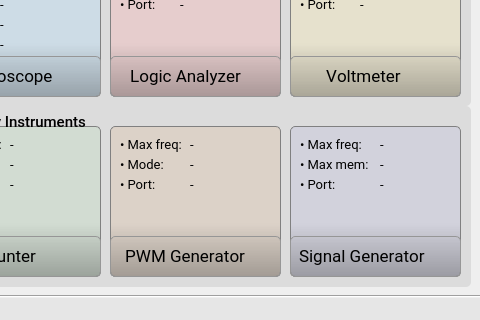
parezj/EMBO, file src/software-qt/EMBO/src/windows/window__main.ui: the form before one commit; both pictures show x 320 to 800 and y 276 to 596 of the 800 by 596 pixel window.
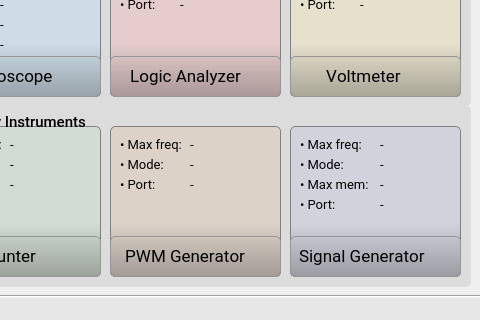
The form after the commit. Icons and pictures are not drawn.

```diff
--- a/src/software-qt/EMBO/src/windows/window__main.ui
+++ b/src/software-qt/EMBO/src/windows/window__main.ui
@@ -2051,7 +2051,7 @@
       <property name="geometry">
        <rect>
         <x>10</x>
-        <y>30</y>
+        <y>50</y>
         <width>71</width>
         <height>16</height>
        </rect>
@@ -2077,7 +2077,7 @@
       <property name="geometry">
        <rect>
         <x>10</x>
-        <y>50</y>
+        <y>70</y>
         <width>71</width>
         <height>16</height>
        </rect>
@@ -2103,7 +2103,7 @@
       <property name="geometry">
        <rect>
         <x>90</x>
-        <y>50</y>
+        <y>70</y>
         <width>71</width>
         <height>16</height>
        </rect>
@@ -2129,7 +2129,7 @@
       <property name="geometry">
        <rect>
         <x>90</x>
-        <y>30</y>
+        <y>50</y>
         <width>71</width>
         <height>16</height>
        </rect>
@@ -2177,6 +2177,58 @@
        <enum>Qt::AutoText</enum>
       </property>
      </widget>
+     <widget class="QLabel" name="label_29">
+      <property name="geometry">
+       <rect>
+        <x>10</x>
+        <y>30</y>
+        <width>71</width>
+        <height>16</height>
+       </rect>
+      </property>
+      <property name="font">
+       <font>
+        <family>Roboto</family>
+        <pointsize>10</pointsize>
+        <weight>50</weight>
+        <italic>false</italic>
+        <bold>false</bold>
+        <kerning>true</kerning>
+       </font>
+      </property>
+      <property name="text">
+       <string>• Mode:</string>
+      </property>
+      <property name="textFormat">
+       <enum>Qt::AutoText</enum>
+      </property>
+     </widget>
+     <widget class="QLabel" name="label_sgen_mode">
+      <property name="geometry">
+       <rect>
+        <x>90</x>
+        <y>30</y>
+        <width>71</width>
+        <height>16</height>
+       </rect>
+      </property>
+      <property name="font">
+       <font>
+        <family>Roboto</family>
+        <pointsize>10</pointsize>
+        <weight>50</weight>
+        <italic>false</italic>
+        <bold>false</bold>
+        <kerning>true</kerning>
+       </font>
+      </property>
+      <property name="text">
+       <string>-</string>
+      </property>
+      <property name="textFormat">
+       <enum>Qt::AutoText</enum>
+      </property>
+     </widget>
     </widget>
     <widget class="QGroupBox" name="groupBox_cntr">
      <property name="geometry">
```
